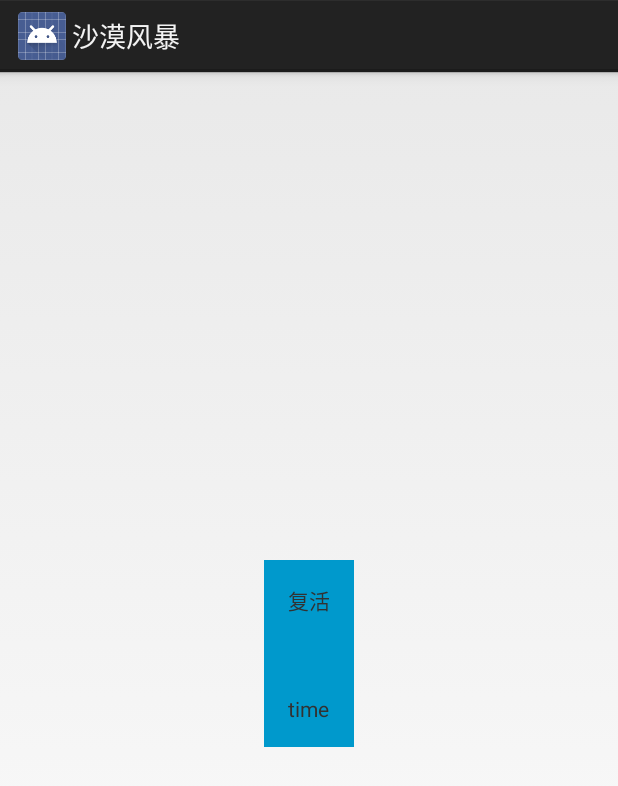
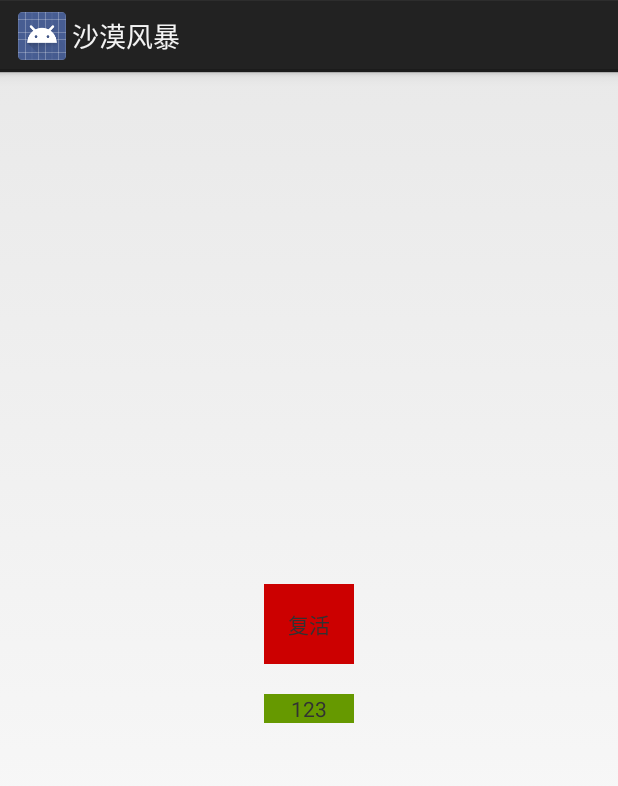
Before and after one commit to sosojustdo/SuperPlane, an Android app: the layout popupwindow_message.xml on its own in the app's theme, with its tools: preview values and no code run, on a phone screen of 412 x 824 dp. Shown: the top 786 px of the screen. Run offline under Robolectric (Android 15) with nearby library versions, the phone set to English and light mode, and no system bars.

```diff
--- a/app/src/main/java/com/hurteng/stormplane/constant/ConstantUtil.java
+++ b/app/src/main/java/com/hurteng/stormplane/constant/ConstantUtil.java
@@ -12,6 +12,9 @@ public interface ConstantUtil {
     int TO_END_VIEW = 8;
     int END_GAME = 9;
     int RESURRECTION_COUNT = 10;
+    int RUNNING_GAME = 11;
+
+
     int DELAY_SEND_DURATION = 1000;
     int INIT_COUNT_TIMER = 5000;
 
--- a/app/src/main/res/layout/popupwindow_message.xml
+++ b/app/src/main/res/layout/popupwindow_message.xml
@@ -4,7 +4,6 @@
     android:layout_width="wrap_content"
     android:layout_height="wrap_content"
     android:layout_gravity="center"
-    android:background="@android:color/holo_blue_dark"
     android:orientation="vertical">
 
     <TextView
@@ -12,21 +11,24 @@
         android:layout_width="wrap_content"
         android:layout_height="wrap_content"
         android:layout_gravity="center"
+        android:background="@android:color/holo_red_dark"
         android:padding="16dp"
-        android:text="复活"/>
+        android:text="复活" />
 
     <RelativeLayout
         android:layout_width="match_parent"
         android:layout_height="match_parent"
-        android:layout_marginTop="30px">
+        android:layout_marginTop="30px"
+        android:background="@android:color/holo_green_dark">
 
         <TextView
             android:id="@+id/timer"
             android:layout_width="wrap_content"
             android:layout_height="wrap_content"
+            android:layout_alignParentTop="true"
+            android:layout_centerHorizontal="true"
             android:layout_gravity="center"
-            android:padding="16dp"
-            android:text="timer" />
+            android:text="123" />
     </RelativeLayout>
 
 </LinearLayout>
```
Also changed, not shown: app/src/main/java/com/hurteng/stormplane/handler/CountDownHandler.java (+10 -0 lines), app/src/main/java/com/hurteng/stormplane/view/MainView.java (+10 -3 lines).
